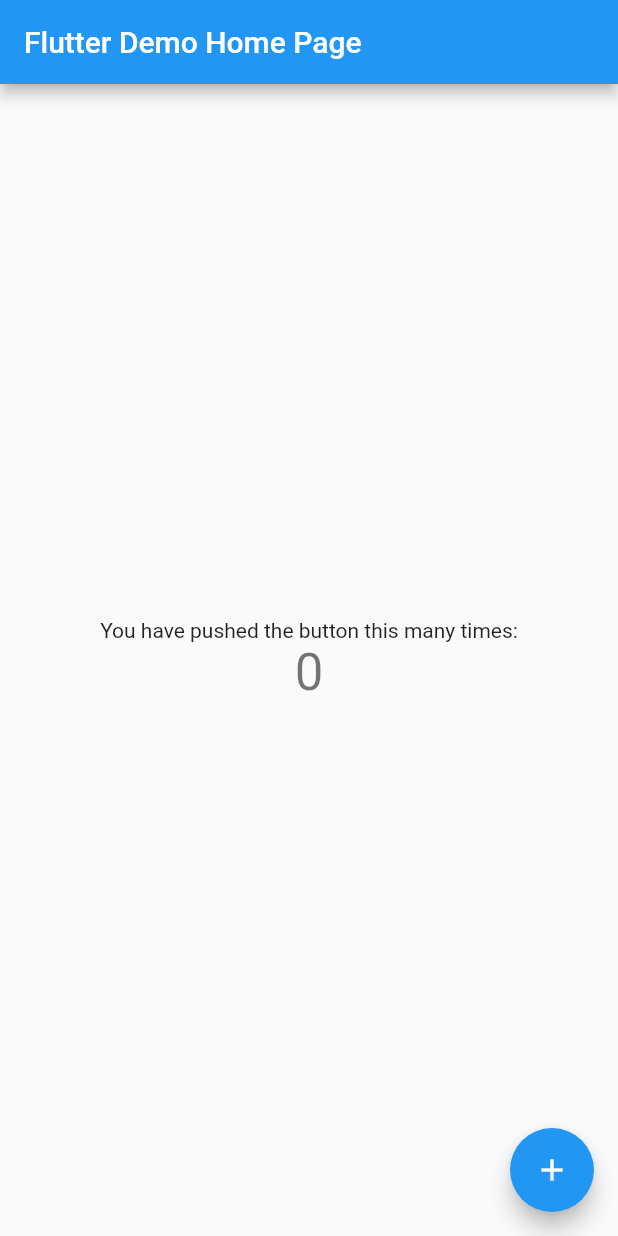
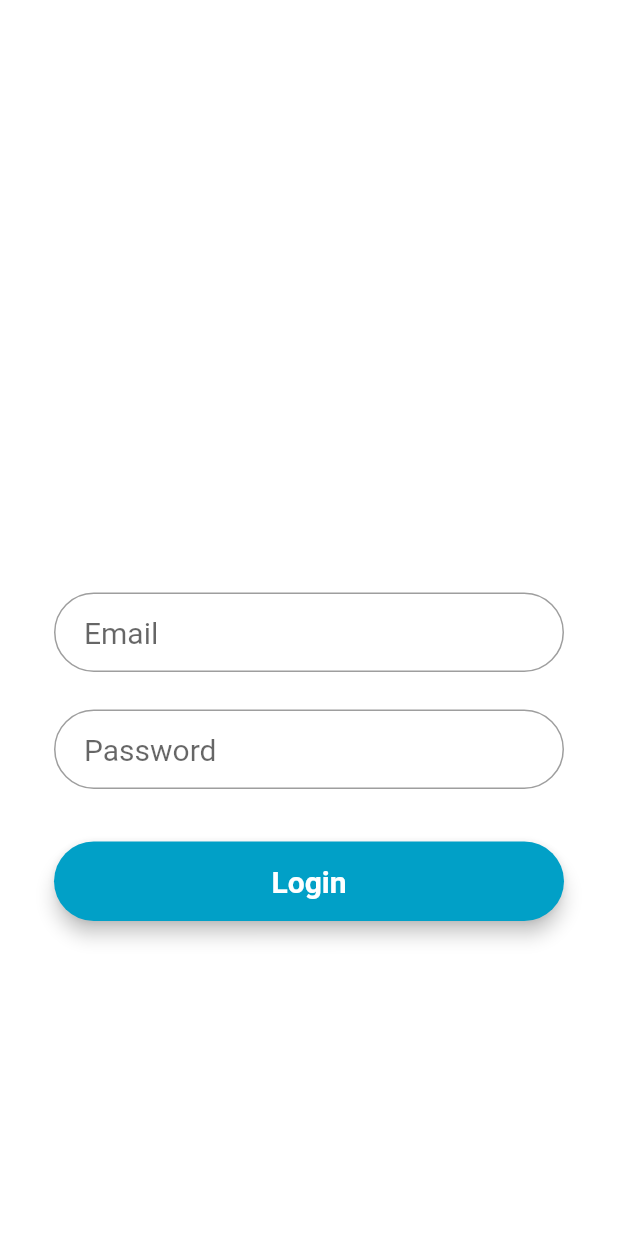
Before and after one commit to alexcontra/loginDart, a Flutter app: the screen it shows after launch, on a phone screen of 412 x 824 dp. Run offline on Flutter 3.47's test engine with Material 2 defaults, Android fonts, the phone set to English and light mode, and no system bars; Roboto replaces fonts that are missing (Monserrat).

Commit message:
Created graphic interface, w/bugs

```diff
--- a/lib/main.dart
+++ b/lib/main.dart
@@ -1,117 +1,95 @@
 import 'package:flutter/material.dart';
 
-void main() {
-  runApp(MyApp());
-}
+void main() =>runApp(MyApp());
 
-class MyApp extends StatelessWidget {
-  // This widget is the root of your application.
+class MyApp extends StatelessWidget
+{
       @override
         Widget build(BuildContext context) {
+      // TODO: implement build
            return MaterialApp(
-      title: 'Flutter Demo',
+            title: 'Flutteer Login UI',
              theme: ThemeData(
-        // This is the theme of your application.
-        //
-        // Try running your application with "flutter run". You'll see the
-        // application has a blue toolbar. Then, without quitting the app, try
-        // changing the primarySwatch below to Colors.green and then invoke
-        // "hot reload" (press "r" in the console where you ran "flutter run",
-        // or simply save your changes to "hot reload" in a Flutter IDE).
-        // Notice that the counter didn't reset back to zero; the application
-        // is not restarted.
                primarySwatch: Colors.blue,
-        // This makes the visual density adapt to the platform that you run
-        // the app on. For desktop platforms, the controls will be smaller and
-        // closer together (more dense) than on mobile platforms.
-        visualDensity: VisualDensity.adaptivePlatformDensity,
              ),
-      home: MyHomePage(title: 'Flutter Demo Home Page'),
+               home: MyHomePage(title: 'Flutter Login'),
            );
         }
 }
-
-class MyHomePage extends StatefulWidget {
-  MyHomePage({Key key, this.title}) : super(key: key);
-
-  // This widget is the home page of your application. It is stateful, meaning
-  // that it has a State object (defined below) that contains fields that affect
-  // how it looks.
-
-  // This class is the configuration for the state. It holds the values (in this
-  // case the title) provided by the parent (in this case the App widget) and
-  // used by the build method of the State. Fields in a Widget subclass are
-  // always marked "final".
-
+class MyHomePage extends StatefulWidget
+{
+    MyHomePage({Key key , this.title}) : super(key: key);
+    _MyHomePage createState()=> _MyHomePage();
     final String title;
 
-  @override
-  _MyHomePageState createState() => _MyHomePageState();
 }
 
-class _MyHomePageState extends State<MyHomePage> {
-  int _counter = 0;
-
-  void _incrementCounter() {
-    setState(() {
-      // This call to setState tells the Flutter framework that something has
-      // changed in this State, which causes it to rerun the build method below
-      // so that the display can reflect the updated values. If we changed
-      // _counter without calling setState(), then the build method would not be
-      // called again, and so nothing would appear to happen.
-      _counter++;
-    });
-  }
-
+class _MyHomePage extends State<MyHomePage>{
+  TextStyle style = TextStyle(fontFamily: 'Monserrat',fontSize: 20.0);
   @override
   Widget build(BuildContext context) {
-    // This method is rerun every time setState is called, for instance as done
-    // by the _incrementCounter method above.
-    //
-    // The Flutter framework has been optimized to make rerunning build methods
-    // fast, so that you can just rebuild anything that needs updating rather
-    // than having to individually change instances of widgets.
+      final emailField = TextField(
+        obscureText: false,
+        style: style,
+        decoration: InputDecoration(
+          contentPadding: EdgeInsets.fromLTRB(20.0,15.0,20.0,15.0),
+          hintText: "Email",
+          border:
+            OutlineInputBorder(borderRadius: BorderRadius.circular(32.0)),
+        ),
+      );
+      final passwordField= TextField(
+        obscureText: true,
+        style : style ,
+        decoration: InputDecoration(
+          contentPadding: EdgeInsets.fromLTRB(20.0, 15.0, 20.0, 15.0),
+          hintText: "Password",
+          border:
+            OutlineInputBorder(borderRadius: BorderRadius.circular(32.0)),
+        ),
+      );
+      final loginButton = Material(
+        elevation: 5.0,
+        borderRadius: BorderRadius.circular(30.0),
+        color: Color(0xff01A0C7),
+        child: MaterialButton(
+          minWidth: MediaQuery.of(context).size.width,
+          padding: EdgeInsets.fromLTRB(20.0,15.0,20.0,15.0),
+          onPressed: () {},
+          child: Text("Login",
+            textAlign: TextAlign.center,
+            style: style.copyWith(
+              color:Colors.white,
+              fontWeight: FontWeight.bold,
+            ),
+          ),
+      ),
+      );
       return Scaffold(
-      appBar: AppBar(
-        // Here we take the value from the MyHomePage object that was created by
-        // the App.build method, and use it to set our appbar title.
-        title: Text(widget.title),
-      ),
           body: Center(
-        // Center is a layout widget. It takes a single child and positions it
-        // in the middle of the parent.
-        child: Column(
-          // Column is also a layout widget. It takes a list of children and
-          // arranges them vertically. By default, it sizes itself to fit its
-          // children horizontally, and tries to be as tall as its parent.
-          //
-          // Invoke "debug painting" (press "p" in the console, choose the
-          // "Toggle Debug Paint" action from the Flutter Inspector in Android
-          // Studio, or the "Toggle Debug Paint" command in Visual Studio Code)
-          // to see the wireframe for each widget.
-          //
-          // Column has various properties to control how it sizes itself and
-          // how it positions its children. Here we use mainAxisAlignment to
-          // center the children vertically; the main axis here is the vertical
-          // axis because Columns are vertical (the cross axis would be
-          // horizontal).
+            child: Container(
+              color: Colors.white,
+              child: Padding(
+                padding: const EdgeInsets.all(36.0),
+                child :Column(
+                  crossAxisAlignment: CrossAxisAlignment.center,
                   mainAxisAlignment: MainAxisAlignment.center,
                   children: <Widget>[
-            Text(
-              'You have pushed the button this many times:',
+                    SizedBox(
+                      height: 155.0,
                     ),
-            Text(
-              '$_counter',
-              style: Theme.of(context).textTheme.headline4,
-            ),
+                    SizedBox(height: 45.0,),
+                    emailField,
+                    SizedBox(height: 25.0,),
+                    passwordField,
+                    SizedBox(height: 35.0,),
+                    loginButton,
+                    SizedBox(height: 15.0,),
                   ],
                 ),
               ),
-      floatingActionButton: FloatingActionButton(
-        onPressed: _incrementCounter,
-        tooltip: 'Increment',
-        child: Icon(Icons.add),
-      ), // This trailing comma makes auto-formatting nicer for build methods.
+            ),
+          ),
       );
   }
 }
--- a/pubspec.yaml
+++ b/pubspec.yaml
@@ -45,9 +45,8 @@ flutter:
   uses-material-design: true
 
   # To add assets to your application, add an assets section, like this:
-  # assets:
-  #   - images/a_dot_burr.jpeg
-  #   - images/a_dot_ham.jpeg
+   assets:
+     - ASSTS/
 
   # An image asset can refer to one or more resolution-specific "variants", see
   # https://flutter.dev/assets-and-images/#resolution-aware.
```
Lines whose indentation alone changed are shown as unchanged.
